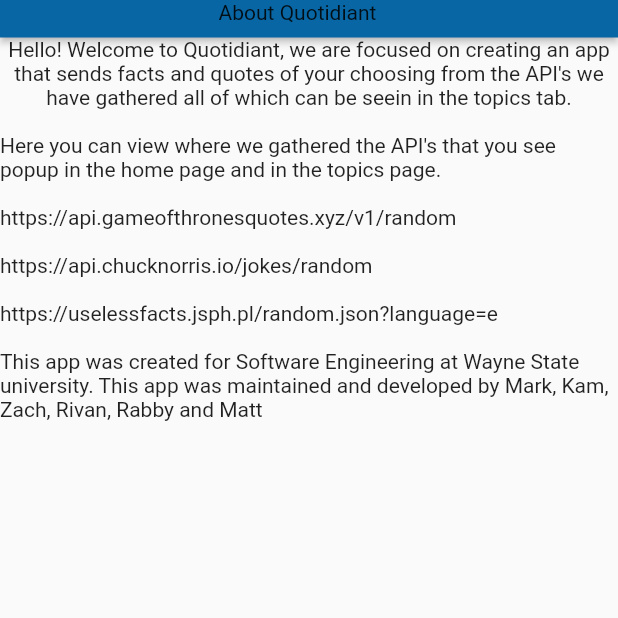
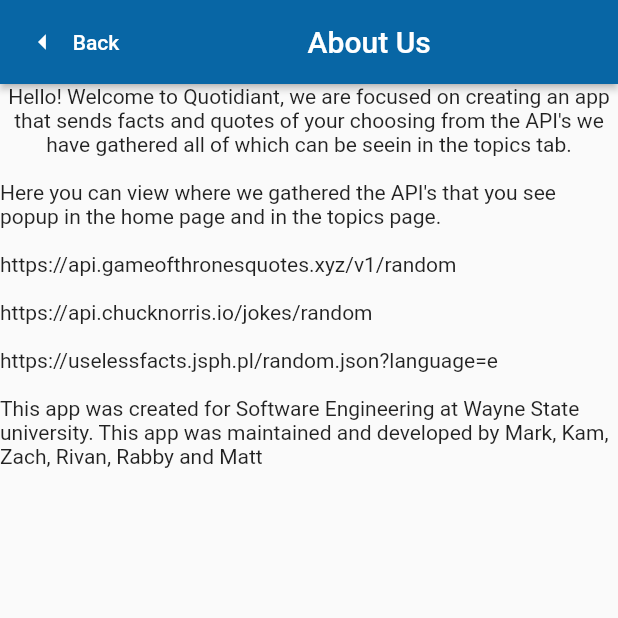
Before and after one commit to WSU-4110/Quotidiant-App, a Flutter app: the aboutuswidget screen opened directly, on a phone screen of 412 x 824 dp, the top half of it. Run offline on Flutter 3.47's test engine with Material 2 defaults, Android fonts, the phone set to English and light mode, and no system bars; our stand-ins replace bloc, cloud_firestore, equatable, firebase_auth, firebase_core, flutter_bloc and 1 more; missing offline and left inert: dart:js, flow_builder; accounts and stored records are empty.

Commit message:
back buttons for about us and contact us

```diff
--- a/quotidiant_app/lib/screens/home/aboutus.dart
+++ b/quotidiant_app/lib/screens/home/aboutus.dart
@@ -14,20 +14,24 @@ class _aboutuswidgetstate extends State<aboutuswidget> {
   Widget build(BuildContext context) {
     return Scaffold(
       key: scaffoldKey,
-      appBar: PreferredSize(
-        preferredSize: Size.fromHeight(25),
-        child: AppBar(
-          automaticallyImplyLeading: false,
-          flexibleSpace: Align(
-            alignment: AlignmentDirectional(-0.05, 0),
-            child: Text(
-              'About Quotidiant\n',
-              textAlign: TextAlign.center,
-            ),
+      appBar: AppBar(
+        automaticallyImplyLeading: false,
+        leadingWidth: 100,
+        leading: ElevatedButton.icon(
+          onPressed: () => Navigator.of(context).pop(),
+          icon: const Icon(Icons.arrow_left_sharp),
+          label: const Text("Back"),
+          style: ElevatedButton.styleFrom(
+              elevation: 0, primary: Colors.transparent),
+        ),
+        title: const Align(
+          alignment: AlignmentDirectional(-0.1, 0),
+          child: Text(
+            'About Us',
           ),
-          actions: [],
-          elevation: 2,
         ),
+        actions: [],
+        elevation: 2,
       ),
       body: SafeArea(
         child: GestureDetector(
@@ -39,7 +43,7 @@ class _aboutuswidgetstate extends State<aboutuswidget> {
                 child: Column(
                   mainAxisSize: MainAxisSize.max,
                   crossAxisAlignment: CrossAxisAlignment.stretch,
-                  children: [
+                  children: const [
                     Text(
                       'Hello! Welcome to Quotidiant, we are focused on creating an app that sends facts and quotes of your choosing from the API\'s we have gathered all of which can be seein in the topics tab.\n',
                       textAlign: TextAlign.center,
@@ -47,10 +51,10 @@ class _aboutuswidgetstate extends State<aboutuswidget> {
                   ],
                 ),
               ),
-              Text(
+              const Text(
                 'Here you can view where we gathered the API\'s that you see popup in the home page and in the topics page.\n\nhttps://api.gameofthronesquotes.xyz/v1/random\n\nhttps://api.chucknorris.io/jokes/random\n\nhttps://uselessfacts.jsph.pl/random.json?language=e\n',
               ),
-              Text(
+              const Text(
                 'This app was created for Software Engineering at Wayne State university. This app was maintained and developed by Mark, Kam, Zach, Rivan, Rabby and Matt',
               ),
             ],
```
Also changed, not shown: quotidiant_app/lib/screens/home/contactus.dart (+12 -4 lines).
